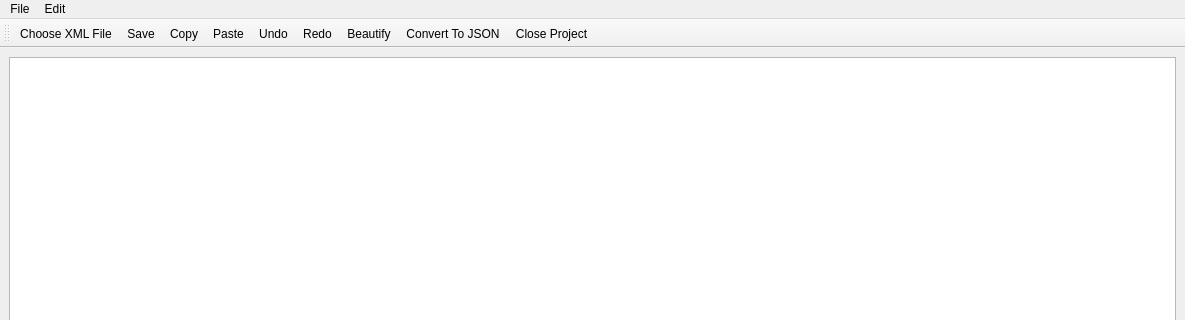
The window that mainwindow.ui (nabil-rady/XML-Editor) describes before a commit, drawn with Qt 5; both pictures show x 0 to 1185 and y 0 to 320 of the 1185 by 637 pixel window.
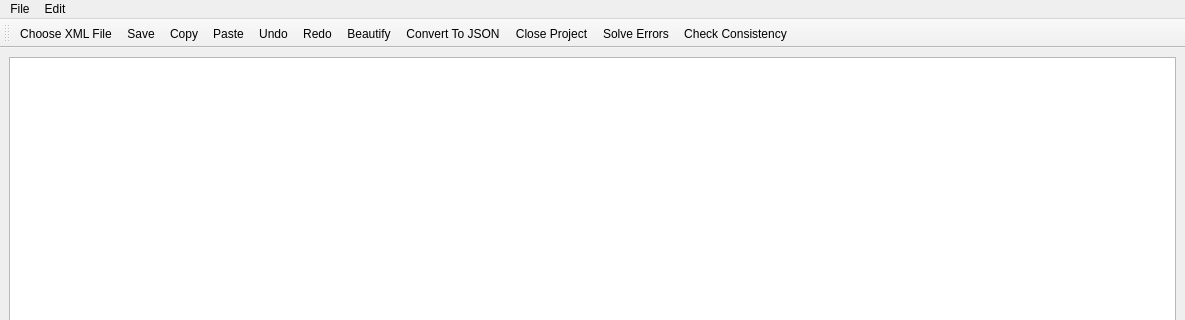
The same window after the commit. Icons and pictures are not drawn.

Commit message: solve errors in ui

Patch:
```diff
--- a/mainwindow.ui
+++ b/mainwindow.ui
@@ -77,6 +77,8 @@
    <addaction name="actionBeautify"/>
    <addaction name="actionConvert_To_JSON"/>
    <addaction name="actionQuit"/>
+   <addaction name="actionSolve_Errors"/>
+   <addaction name="actionCheck_Consistency"/>
   </widget>
   <action name="actionQuit">
    <property name="icon">
@@ -180,6 +182,24 @@
     <string>Beautify</string>
    </property>
   </action>
+  <action name="actionCheck_Consistency">
+   <property name="icon">
+    <iconset resource="resource.qrc">
+     <normaloff>:/new/prefix1/without-coding.png</normaloff>:/new/prefix1/without-coding.png</iconset>
+   </property>
+   <property name="text">
+    <string>Check Consistency</string>
+   </property>
+  </action>
+  <action name="actionSolve_Errors">
+   <property name="icon">
+    <iconset resource="resource.qrc">
+     <normaloff>:/new/prefix1/fix-errors-on-my-pc.jpg</normaloff>:/new/prefix1/fix-errors-on-my-pc.jpg</iconset>
+   </property>
+   <property name="text">
+    <string>Solve Errors</string>
+   </property>
+  </action>
  </widget>
  <resources>
   <include location="resource.qrc"/>
```
Left out of the diff: 2 changed lines with no effect on the pictures. The commit also changes 6 other files.
